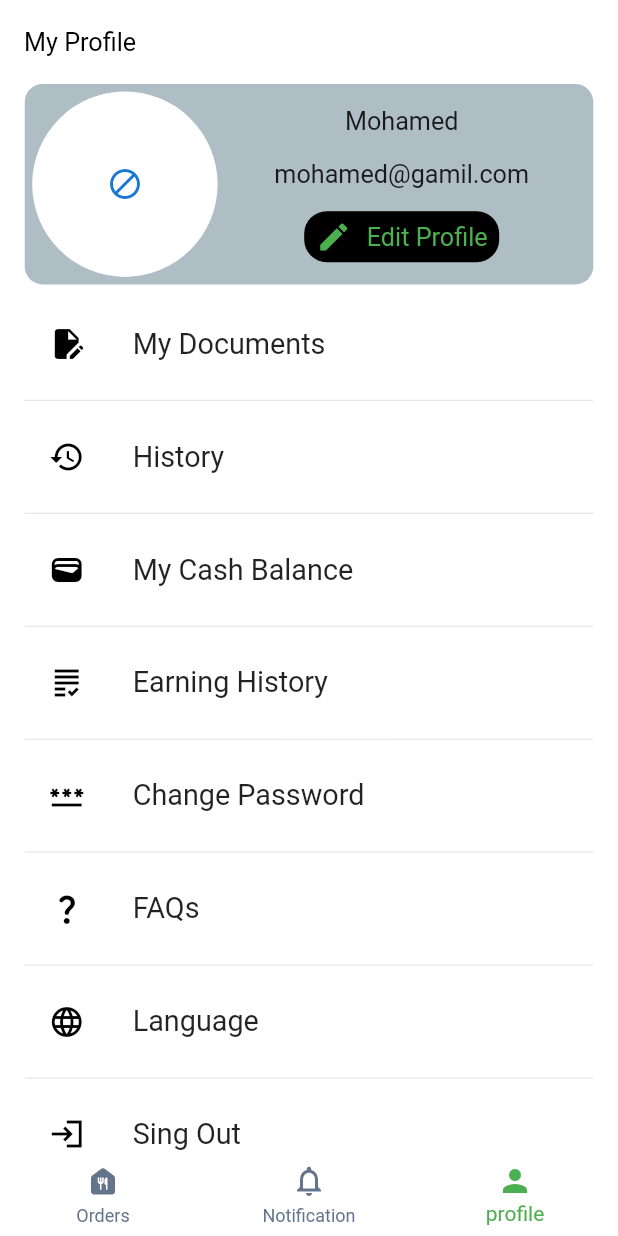
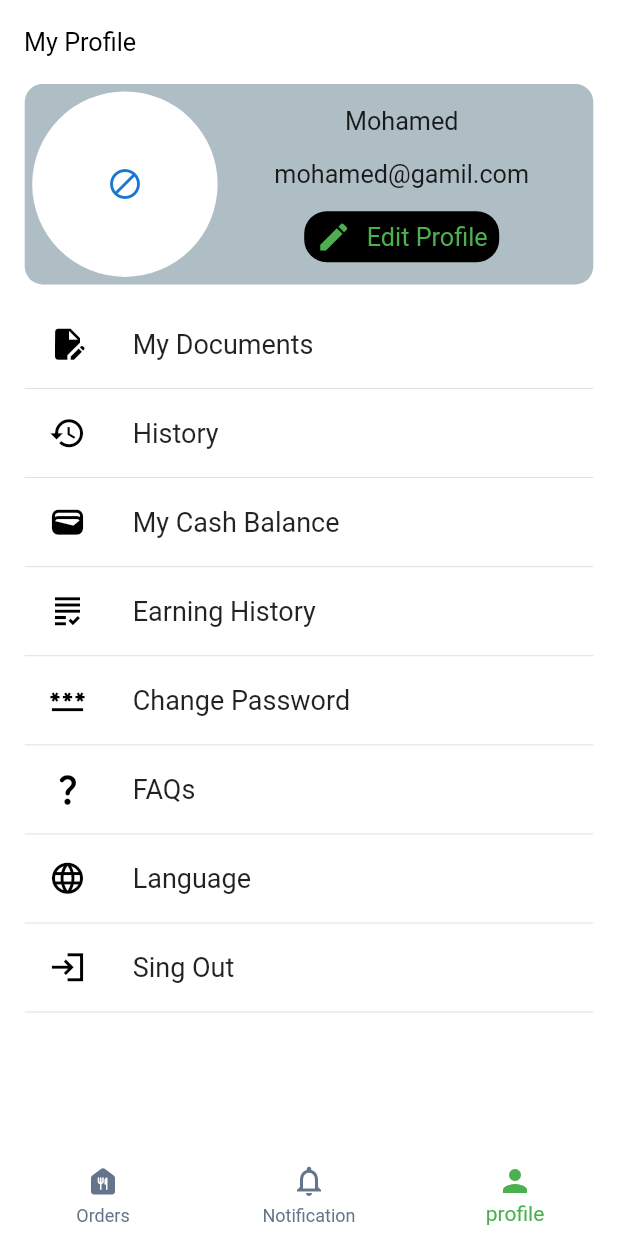
Before and after one commit to MohamedSayedBayoumy/delvery, a Flutter app: the screen it shows after launch, swiped to page 3, on a phone screen of 412 x 824 dp. Run offline on Flutter 3.47's test engine with Material 3 defaults, Android fonts, the phone set to English and light mode, and no system bars; our stand-ins replace animate_do, country_code_picker, dio, flutter_secure_storage, get_it, pretty_dio_logger and 1 more.

Commit message:
handle text size ..

```diff
--- a/lib/features/profile/profile_screen.dart
+++ b/lib/features/profile/profile_screen.dart
@@ -22,42 +22,58 @@ class ProfileScreen extends StatelessWidget {
                 title: "My Documents",
                 icon: Icons.edit_document,
               ),
-              Divider(),
+              Divider(
+                height: 0.1,
+              ),
               ListTileWidget(
                 title: "History",
                 icon: Icons.history,
               ),
-              Divider(),
+              Divider(
+                height: 0.1,
+              ),
               ListTileWidget(
                 title: "My Cash Balance",
                 icon: Icons.wallet_rounded,
               ),
-              Divider(),
+              Divider(
+                height: 0.1,
+              ),
               ListTileWidget(
                 title: "Earning History",
                 icon: Icons.grading_sharp,
               ),
-              Divider(),
+              Divider(
+                height: 0.1,
+              ),
               ListTileWidget(
                 title: "Change Password",
                 icon: Icons.password,
               ),
-              Divider(),
+              Divider(
+                height: 0.1,
+              ),
               ListTileWidget(
                 title: "FAQs",
                 icon: Icons.question_mark_rounded,
               ),
-              Divider(),
+              Divider(
+                height: 0.1,
+              ),
               ListTileWidget(
                 title: "Language",
                 icon: Icons.language_rounded,
               ),
-              Divider(),
+              Divider(
+                height: 0.1,
+              ),
               ListTileWidget(
                 title: "Sing Out",
                 icon: Icons.login_sharp,
               ),
-              Divider(),
+              Divider(
+                height: 0.1,
+              ),
             ],
           ),
         ),
--- a/lib/features/profile/widget/list_tile_widget.dart
+++ b/lib/features/profile/widget/list_tile_widget.dart
@@ -19,9 +19,11 @@ class ListTileWidget extends StatelessWidget {
         leading: Icon(
           icon,
           color: Colors.black,
+          size: 25.0,
         ),
         title: Text(
           title,
+          style: const TextStyle(fontSize: 15.0),
         ),
       ),
     );
```
